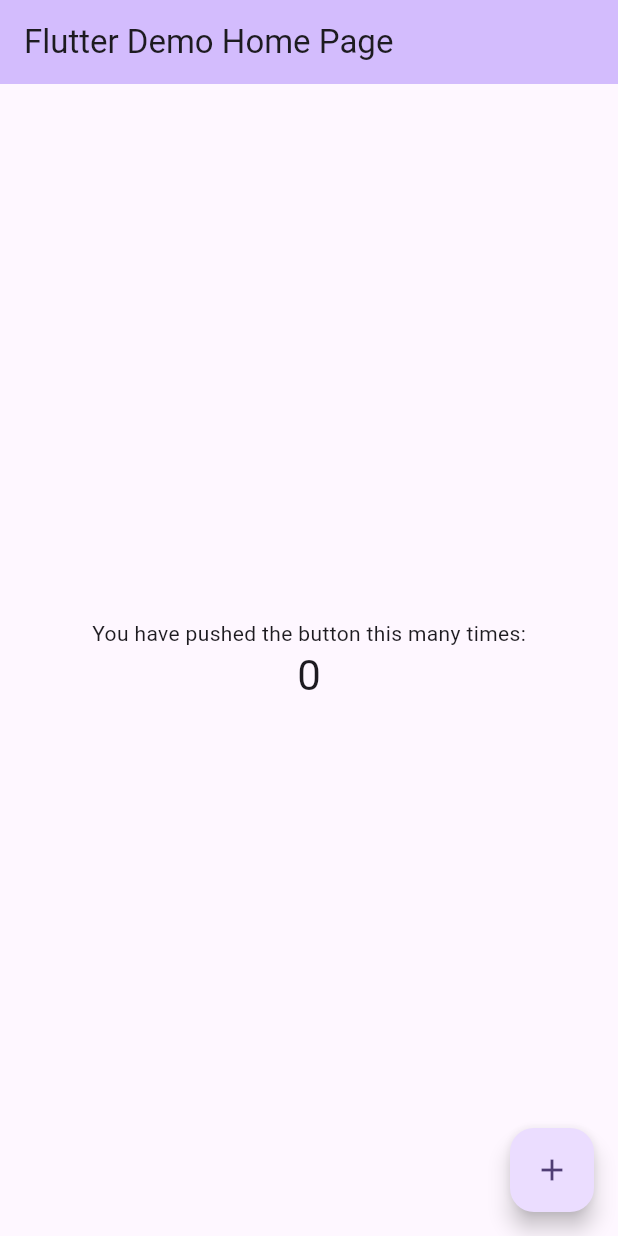
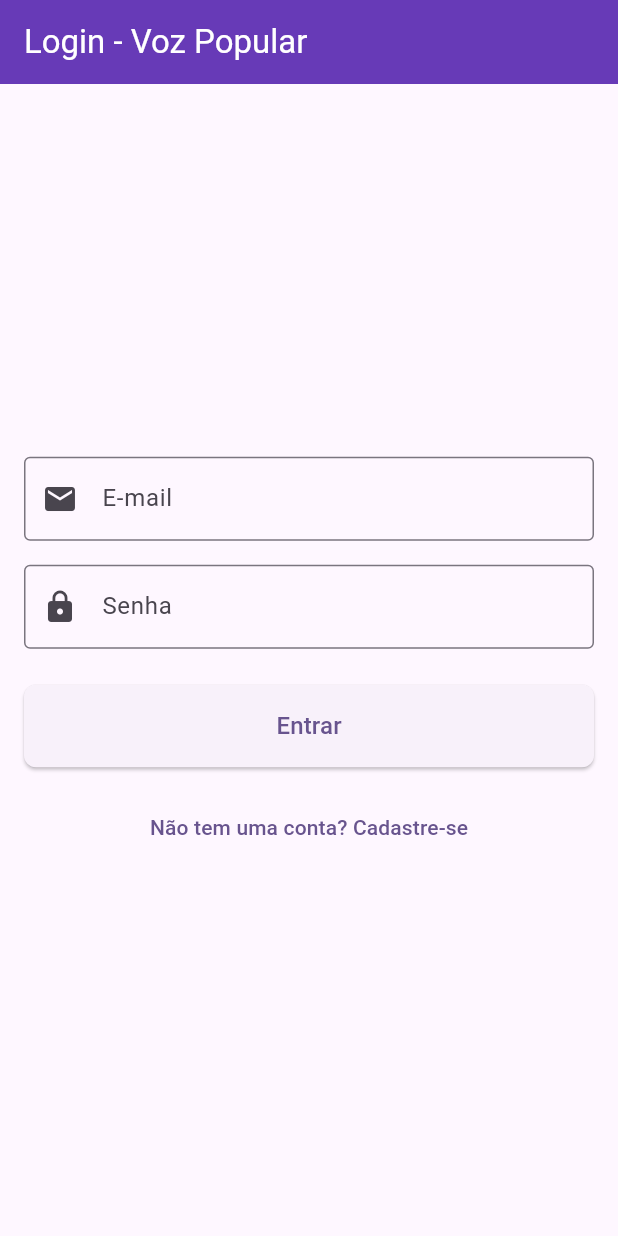
Before and after one commit to BakaPedro/voz_popular, a Flutter app: the screen it shows after launch, on a phone screen of 412 x 824 dp. Run offline on Flutter 3.47's test engine with Material 3 defaults, Android fonts, the phone set to English and light mode, and no system bars.

Commit message:
feat: Esqueleto para tela de cadastro, login, home e perfil com rotas nomeadas

```diff
--- a/lib/main.dart
+++ b/lib/main.dart
@@ -1,5 +1,9 @@
 import 'package:flutter/material.dart';
-
+import 'package:voz_popular/presentation/screens/login/login_screen.dart';
+import 'package:voz_popular/presentation/screens/login/login_screen.dart';
+import 'package:voz_popular/presentation/screens/register/register_screen.dart';
+import 'package:voz_popular/presentation/screens/home/home_screen.dart';
+import 'package:voz_popular/presentation/screens/profile/profile_screen.dart';
 void main() {
   runApp(const MyApp());
 }
@@ -7,116 +11,26 @@ void main() {
 class MyApp extends StatelessWidget {
   const MyApp({super.key});
 
-  // This widget is the root of your application.
   @override
   Widget build(BuildContext context) {
     return MaterialApp(
-      title: 'Flutter Demo',
-      theme: ThemeData(
-        // This is the theme of your application.
-        //
-        // TRY THIS: Try running your application with "flutter run". You'll see
-        // the application has a purple toolbar. Then, without quitting the app,
-        // try changing the seedColor in the colorScheme below to Colors.green
-        // and then invoke "hot reload" (save your changes or press the "hot
-        // reload" button in a Flutter-supported IDE, or press "r" if you used
-        // the command line to start the app).
-        //
-        // Notice that the counter didn't reset back to zero; the application
-        // state is not lost during the reload. To reset the state, use hot
-        // restart instead.
-        //
-        // This works for code too, not just values: Most code changes can be
-        // tested with just a hot reload.
+      title: 'Voz Popular',
+      theme: ThemeData( // Seu tema continua aqui...
         colorScheme: ColorScheme.fromSeed(seedColor: Colors.deepPurple),
+        useMaterial3: true,
+        appBarTheme: const AppBarTheme(
+          backgroundColor: Colors.deepPurple,
+          foregroundColor: Colors.white,
+        )
       ),
-      home: const MyHomePage(title: 'Flutter Demo Home Page'),
+      // home: const LoginScreen(), // REMOVA ou COMENTE esta linha
+      initialRoute: '/login', // Define a rota inicial
+      routes: {
+        '/login': (context) => const LoginScreen(),
+        '/register': (context) => const RegisterScreen(),
+        '/home': (context) => const HomeScreen(),
+        '/profile': (context) => const ProfileScreen(),
+      },
     );
   }
 }
-
-class MyHomePage extends StatefulWidget {
-  const MyHomePage({super.key, required this.title});
-
-  // This widget is the home page of your application. It is stateful, meaning
-  // that it has a State object (defined below) that contains fields that affect
-  // how it looks.
-
-  // This class is the configuration for the state. It holds the values (in this
-  // case the title) provided by the parent (in this case the App widget) and
-  // used by the build method of the State. Fields in a Widget subclass are
-  // always marked "final".
-
-  final String title;
-
-  @override
-  State<MyHomePage> createState() => _MyHomePageState();
-}
-
-class _MyHomePageState extends State<MyHomePage> {
-  int _counter = 0;
-
-  void _incrementCounter() {
-    setState(() {
-      // This call to setState tells the Flutter framework that something has
-      // changed in this State, which causes it to rerun the build method below
-      // so that the display can reflect the updated values. If we changed
-      // _counter without calling setState(), then the build method would not be
-      // called again, and so nothing would appear to happen.
-      _counter++;
-    });
-  }
-
-  @override
-  Widget build(BuildContext context) {
-    // This method is rerun every time setState is called, for instance as done
-    // by the _incrementCounter method above.
-    //
-    // The Flutter framework has been optimized to make rerunning build methods
-    // fast, so that you can just rebuild anything that needs updating rather
-    // than having to individually change instances of widgets.
-    return Scaffold(
-      appBar: AppBar(
-        // TRY THIS: Try changing the color here to a specific color (to
-        // Colors.amber, perhaps?) and trigger a hot reload to see the AppBar
-        // change color while the other colors stay the same.
-        backgroundColor: Theme.of(context).colorScheme.inversePrimary,
-        // Here we take the value from the MyHomePage object that was created by
-        // the App.build method, and use it to set our appbar title.
-        title: Text(widget.title),
-      ),
-      body: Center(
-        // Center is a layout widget. It takes a single child and positions it
-        // in the middle of the parent.
-        child: Column(
-          // Column is also a layout widget. It takes a list of children and
-          // arranges them vertically. By default, it sizes itself to fit its
-          // children horizontally, and tries to be as tall as its parent.
-          //
-          // Column has various properties to control how it sizes itself and
-          // how it positions its children. Here we use mainAxisAlignment to
-          // center the children vertically; the main axis here is the vertical
-          // axis because Columns are vertical (the cross axis would be
-          // horizontal).
-          //
-          // TRY THIS: Invoke "debug painting" (choose the "Toggle Debug Paint"
-          // action in the IDE, or press "p" in the console), to see the
-          // wireframe for each widget.
-          mainAxisAlignment: MainAxisAlignment.center,
-          children: <Widget>[
-            const Text('You have pushed the button this many times:'),
-            Text(
-              '$_counter',
-              style: Theme.of(context).textTheme.headlineMedium,
-            ),
-          ],
-        ),
-      ),
-      floatingActionButton: FloatingActionButton(
-        onPressed: _incrementCounter,
-        tooltip: 'Increment',
-        child: const Icon(Icons.add),
-      ), // This trailing comma makes auto-formatting nicer for build methods.
-    );
-  }
-}
--- /dev/null
+++ b/lib/presentation/screens/login/login_screen.dart
@@ -0,0 +1,66 @@
+import 'package:flutter/material.dart';
+
+class LoginScreen extends StatelessWidget {
+  const LoginScreen({super.key});
+
+  @override
+  Widget build(BuildContext context) {
+    return Scaffold(
+      appBar: AppBar(title: const Text('Login - Voz Popular')),
+      body: Padding(
+        padding: const EdgeInsets.all(16.0),
+        child: Column(
+          mainAxisAlignment: MainAxisAlignment.center,
+          crossAxisAlignment: CrossAxisAlignment.stretch,
+          children: [
+            // email
+            TextFormField(
+              decoration: const InputDecoration(
+                labelText: 'E-mail',
+                border: OutlineInputBorder(),
+                prefixIcon: Icon(Icons.email),
+              ),
+              keyboardType: TextInputType.emailAddress,
+            ),
+            const SizedBox(height: 16),
+
+            // senha
+            TextFormField(
+              decoration: const InputDecoration(
+                labelText: 'Senha',
+                border: OutlineInputBorder(),
+                prefixIcon: Icon(Icons.lock),
+              ),
+              obscureText: true,
+            ),
+            const SizedBox(height: 24),
+
+            // entrar
+            ElevatedButton(
+              style: ElevatedButton.styleFrom(
+                padding: const EdgeInsets.symmetric(vertical: 16),
+                shape: RoundedRectangleBorder(
+                  borderRadius: BorderRadius.circular(8),
+                ),
+              ),
+              onPressed: () {
+                // acao inicio
+                Navigator.pushReplacementNamed(context, '/home');
+              },
+              child: const Text('Entrar', style: TextStyle(fontSize: 16)),
+            ),
+            const SizedBox(height: 16),
+
+            // botao cadastro
+            TextButton(
+              onPressed: () {
+                Navigator.pushNamed(context, '/register');
+              },
+              child: const Text('Não tem uma conta? Cadastre-se'),
+            ),
+          ],
+        ),
+      ),
+    );
+  }
+}
```
Also changed, not shown: lib/presentation/screens/home/home_screen.dart (added, +20 -0 lines), lib/presentation/screens/profile/profile_screen.dart (added, +20 -0 lines), lib/presentation/screens/register/register_screen.dart (added, +20 -0 lines).
